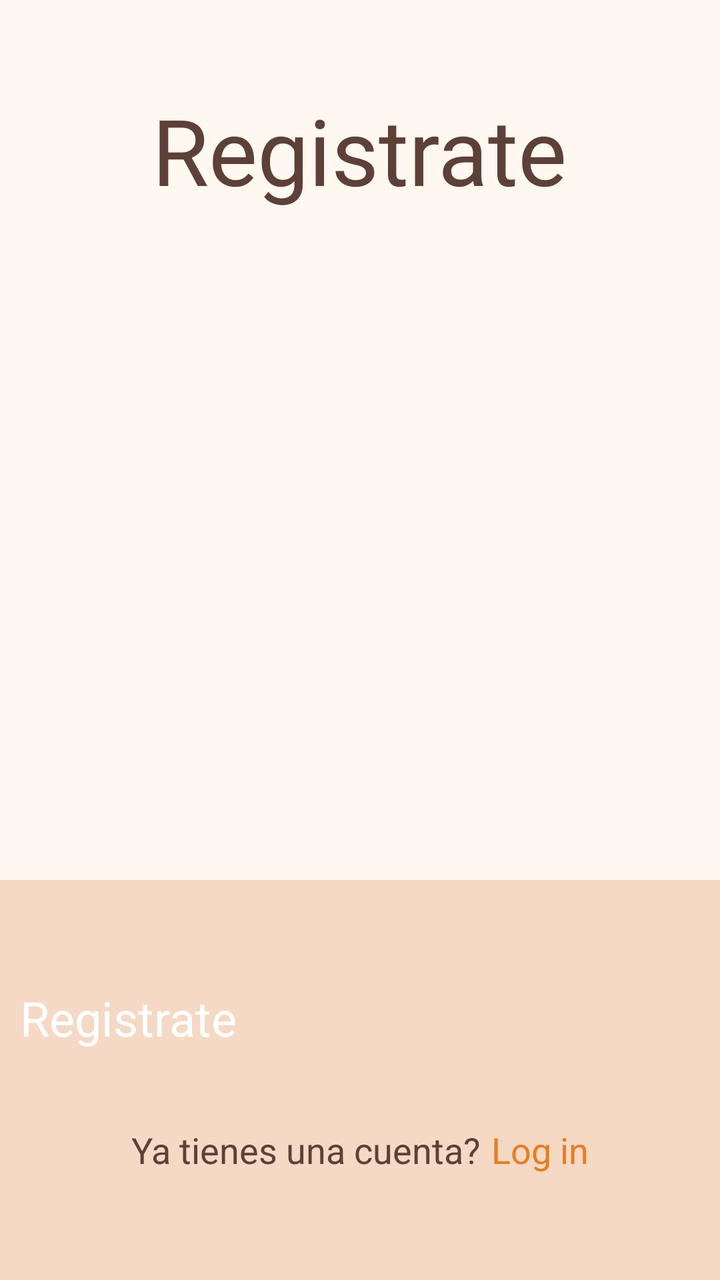
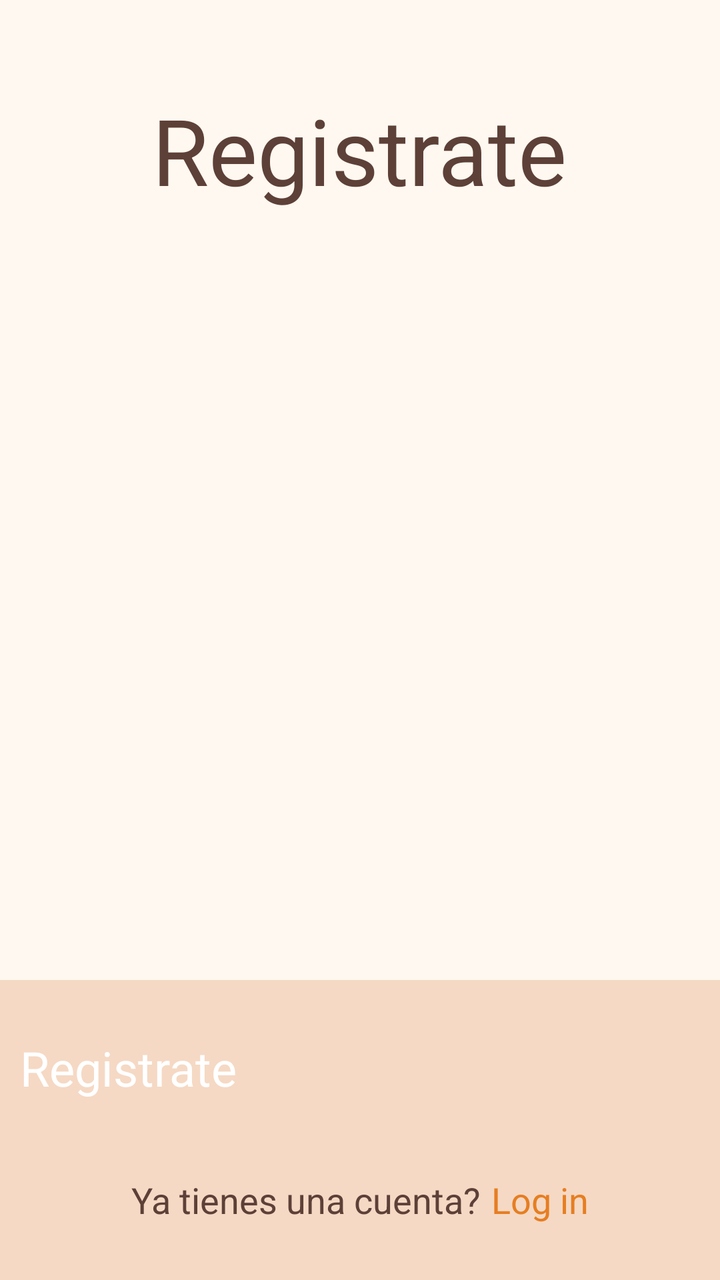

Two renders of the same Android screen: before a commit and after it. Below are the layout's source before the change and the commit's diff.
<!-- AndroidManifest.xml: application theme Theme.Activitat_05 -->
<!-- res/layout/activity_sign_up.xml -->
<?xml version="1.0" encoding="utf-8"?>
<androidx.constraintlayout.widget.ConstraintLayout xmlns:android="http://schemas.android.com/apk/res/android"
    xmlns:app="http://schemas.android.com/apk/res-auto"
    xmlns:tools="http://schemas.android.com/tools"
    android:id="@+id/main"
    android:layout_width="match_parent"
    android:layout_height="match_parent"
    tools:context=".SignUpActivity">

    <LinearLayout
        android:id="@+id/Title"
        android:layout_width="match_parent"
        android:layout_height="150dp"
        app:layout_constraintTop_toTopOf="parent"
        app:layout_constraintStart_toStartOf="parent"
        app:layout_constraintBottom_toTopOf="@id/aSbody"
        android:orientation="vertical"
        android:gravity="center"
        android:background="?attr/body">

        <TextView
            android:layout_width="wrap_content"
            android:layout_height="wrap_content"
            android:text="@string/sign_up"
            android:textSize="46sp"/>
    </LinearLayout>

    <LinearLayout
        android:id="@+id/aSbody"
        android:layout_width="match_parent"
        android:layout_height="0dp"
        app:layout_constraintTop_toBottomOf="@id/Title"
        app:layout_constraintBottom_toTopOf="@id/Footer"
        android:orientation="vertical"
        android:gravity="center_horizontal"
        android:padding="10dp"
        android:background="?attr/body">

        <com.google.android.material.textfield.TextInputLayout
            android:id="@+id/nameFiled"
            android:layout_width="match_parent"
            android:layout_height="wrap_content"
            android:hint="@string/nameField"
            android:layout_marginBottom="10dp"
            android:layout_weight="1">

            <com.google.android.material.textfield.TextInputEditText
                android:layout_width="match_parent"
                android:layout_height="wrap_content"
                />

        </com.google.android.material.textfield.TextInputLayout>

        <com.google.android.material.textfield.TextInputLayout
            android:id="@+id/lastNameField"
            android:layout_width="match_parent"
            android:layout_height="wrap_content"
            android:hint="@string/lastNameField"
            android:layout_marginBottom="10dp"
            android:layout_weight="1">

            <com.google.android.material.textfield.TextInputEditText
                android:layout_width="match_parent"
                android:layout_height="wrap_content"
                />

        </com.google.android.material.textfield.TextInputLayout>

        <com.google.android.material.textfield.TextInputLayout
            android:id="@+id/emailField"
            android:layout_width="match_parent"
            android:layout_height="wrap_content"
            android:hint="@string/emailField"
            android:layout_marginBottom="10dp"
            android:layout_weight="1">

            <com.google.android.material.textfield.TextInputEditText
                android:layout_width="match_parent"
                android:layout_height="wrap_content"
                />

        </com.google.android.material.textfield.TextInputLayout>

        <com.google.android.material.textfield.TextInputLayout
            android:id="@+id/birthday"
            android:layout_width="match_parent"
            android:layout_height="wrap_content"
            android:hint="@string/birthdayField"
            android:layout_marginBottom="10dp"
            android:layout_weight="1">

            <com.google.android.material.textfield.TextInputEditText
                android:layout_width="match_parent"
                android:layout_height="wrap_content"
                />

        </com.google.android.material.textfield.TextInputLayout>

        <com.google.android.material.textfield.TextInputLayout
            android:id="@+id/phoneNumber"
            android:layout_width="match_parent"
            android:layout_height="wrap_content"
            android:hint="@string/phoneNumberField"
            android:layout_marginBottom="10dp"
            android:layout_weight="1">

            <com.google.android.material.textfield.TextInputEditText
                android:layout_width="match_parent"
                android:layout_height="wrap_content"
                />

        </com.google.android.material.textfield.TextInputLayout>

        <com.google.android.material.textfield.TextInputLayout
            android:id="@+id/password"
            android:layout_width="match_parent"
            android:layout_height="wrap_content"
            android:hint="@string/passwordField"
            android:layout_marginBottom="10dp"
            android:layout_weight="1">

            <com.google.android.material.textfield.TextInputEditText
                android:layout_width="match_parent"
                android:layout_height="wrap_content"
                />

        </com.google.android.material.textfield.TextInputLayout>

        <com.google.android.material.textfield.TextInputLayout
            android:id="@+id/passwordAgain"
            android:layout_width="match_parent"
            android:layout_height="wrap_content"
            android:hint="@string/passwordAgainField"
            android:layout_marginBottom="10dp"
            android:layout_weight="1">

            <com.google.android.material.textfield.TextInputEditText
                android:layout_width="match_parent"
                android:layout_height="wrap_content"
                />

        </com.google.android.material.textfield.TextInputLayout>

    </LinearLayout>

    <LinearLayout
        android:id="@+id/Footer"
        android:layout_width="match_parent"
        android:layout_height="200dp"
        app:layout_constraintTop_toBottomOf="@id/aSbody"
        app:layout_constraintBottom_toBottomOf="parent"
        android:orientation="vertical"
        android:gravity="center"
        android:padding="10dp"
        android:background="?attr/footer">
        <Button
            android:id="@+id/aSSignUpButton"
            android:layout_width="match_parent"
            android:layout_height="70dp"
            android:text="@string/sign_up"
            android:textSize="24sp"
            android:textColor="?attr/headerText"/>

        <LinearLayout
            android:layout_width="match_parent"
            android:layout_height="wrap_content"
            android:orientation="horizontal"
            android:gravity="center_horizontal">

            <TextView
                android:layout_width="wrap_content"
                android:layout_height="wrap_content"
                android:text="@string/ya_tienes_una_cuenta"
                android:textSize="18sp"
                android:paddingRight="5dp"/>

            <TextView
                android:id="@+id/aSBackLogIn"
                android:layout_width="wrap_content"
                android:layout_height="wrap_content"
                android:text="@string/log_in"
                android:textColor="?attr/headerLink"
                android:textSize="18sp"/>
        </LinearLayout>
    </LinearLayout>

</androidx.constraintlayout.widget.ConstraintLayout>
<!-- resources referenced by this layout -->
<resources>
  <string name="birthdayField">Fecha de nacimiento</string>
  <string name="emailField">Correo electrónico</string>
  <string name="lastNameField">Apellido</string>
  <string name="log_in">Log in</string>
  <string name="nameField">Nombre</string>
  <string name="passwordAgainField">Confirmar contraseña</string>
  <string name="passwordField">Contraseña</string>
  <string name="phoneNumberField">Número de teléfono</string>
  <string name="sign_up">Registrate</string>
  <string name="ya_tienes_una_cuenta">Ya tienes una cuenta?</string>
  <style name="Theme.Activitat_05" parent="Base.Theme.Activitat_05" />
  <style name="Base.Theme.Activitat_05" parent="Theme.Material3Expressive.DayNight.NoActionBar">
          
          <item name="headerLink">@color/headerLink</item>
          <item name="subHeader">@color/subtitle</item>
          <item name="subHeaderText">@color/subtitleText</item>
          <item name="colorPrimary">@color/headerLink</item>
  
          <item name="body">@color/body</item>
  
          <item name="footer">@color/footer</item>
  
          <item name="android:textColor">@color/textGeneral</item>
  
          <item name="headerText">@color/headerText</item>
          <item name="colorOnPrimary">@color/headerText</item>
          <item name="black">@color/black</item>
      </style>
  <color name="headerLink">#E67E22</color>
  <color name="subtitle">#F9EBDC</color>
  <color name="subtitleText">#5D4037</color>
  <color name="body">#FFF8F0</color>
  <color name="footer">#F5D9C4</color>
  <color name="textGeneral">#5D4037</color>
  <color name="headerText">#FFFFFF</color>
  <color name="black">#000000</color>
</resources>

<!-- the commit's change to res/layout/activity_sign_up.xml (unified diff, before → after) -->
@@ -46,9 +46,7 @@
 
             <com.google.android.material.textfield.TextInputEditText
                 android:layout_width="match_parent"
-                android:layout_height="wrap_content"
-                />
-
+                android:layout_height="wrap_content"/>
         </com.google.android.material.textfield.TextInputLayout>
 
         <com.google.android.material.textfield.TextInputLayout
@@ -146,7 +144,7 @@
     <LinearLayout
         android:id="@+id/Footer"
         android:layout_width="match_parent"
-        android:layout_height="200dp"
+        android:layout_height="150dp"
         app:layout_constraintTop_toBottomOf="@id/aSbody"
         app:layout_constraintBottom_toBottomOf="parent"
         android:orientation="vertical"
